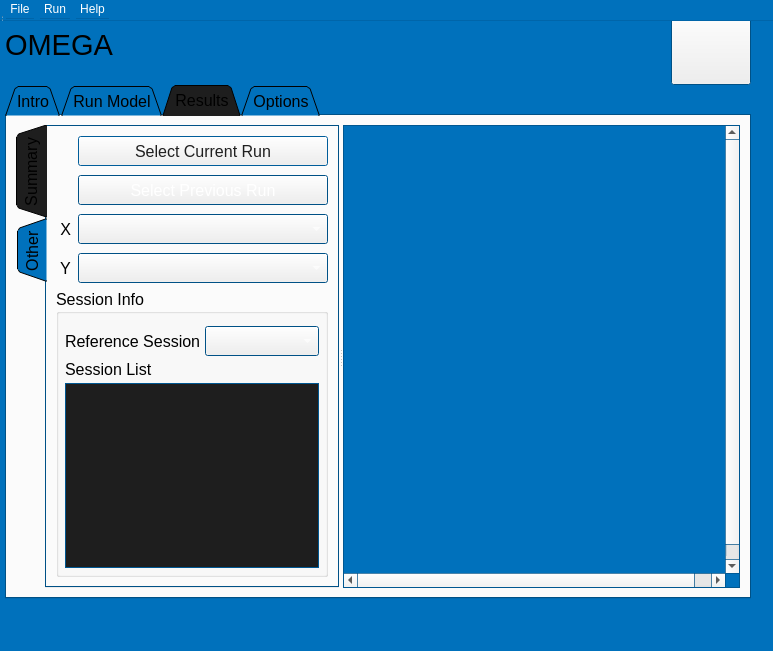
This is omega_gui/elements/omega_gui_qt.ui in johnathanvic/EPA_OMEGA_Model as Qt 5 draws it before an edit. The edited form follows.
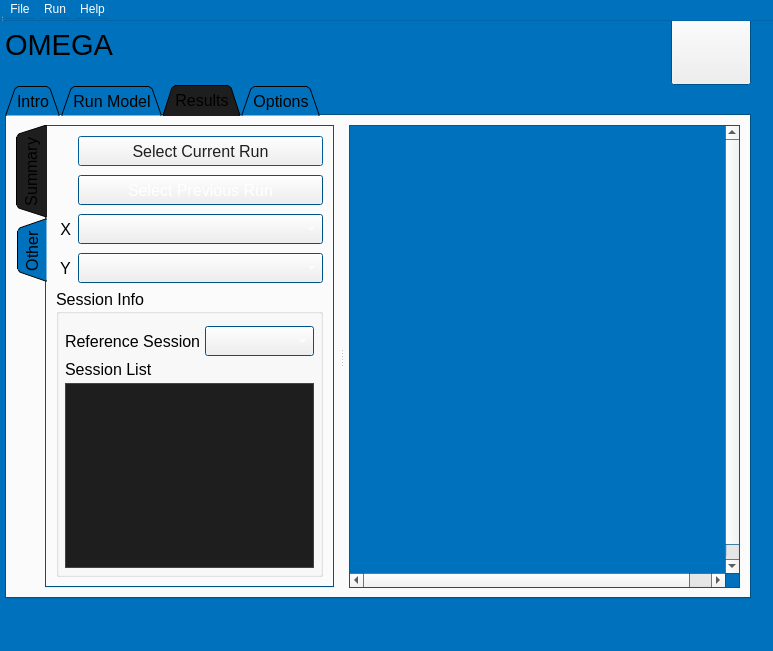
This is the edited form. Custom widgets are drawn as their Qt base class.

Commit message: wider splitter grabber

What changed in the file:
```diff
--- a/omega_gui/elements/omega_gui_qt.ui
+++ b/omega_gui/elements/omega_gui_qt.ui
@@ -716,23 +716,26 @@
           <property name="orientation">
            <enum>Qt::Horizontal</enum>
           </property>
+          <property name="handleWidth">
+           <number>15</number>
+          </property>
           <property name="childrenCollapsible">
            <bool>false</bool>
           </property>
           <property name="leftMargin" stdset="0">
-           <number>6</number>
+           <number>5</number>
           </property>
           <property name="topMargin" stdset="0">
-           <number>6</number>
+           <number>5</number>
           </property>
           <property name="rightMargin" stdset="0">
-           <number>6</number>
+           <number>5</number>
           </property>
           <property name="bottomMargin" stdset="0">
-           <number>6</number>
+           <number>5</number>
           </property>
           <property name="spacing" stdset="0">
-           <number>6</number>
+           <number>5</number>
           </property>
           <widget class="QTabWidget" name="plotmode_select">
            <property name="sizePolicy">
```
